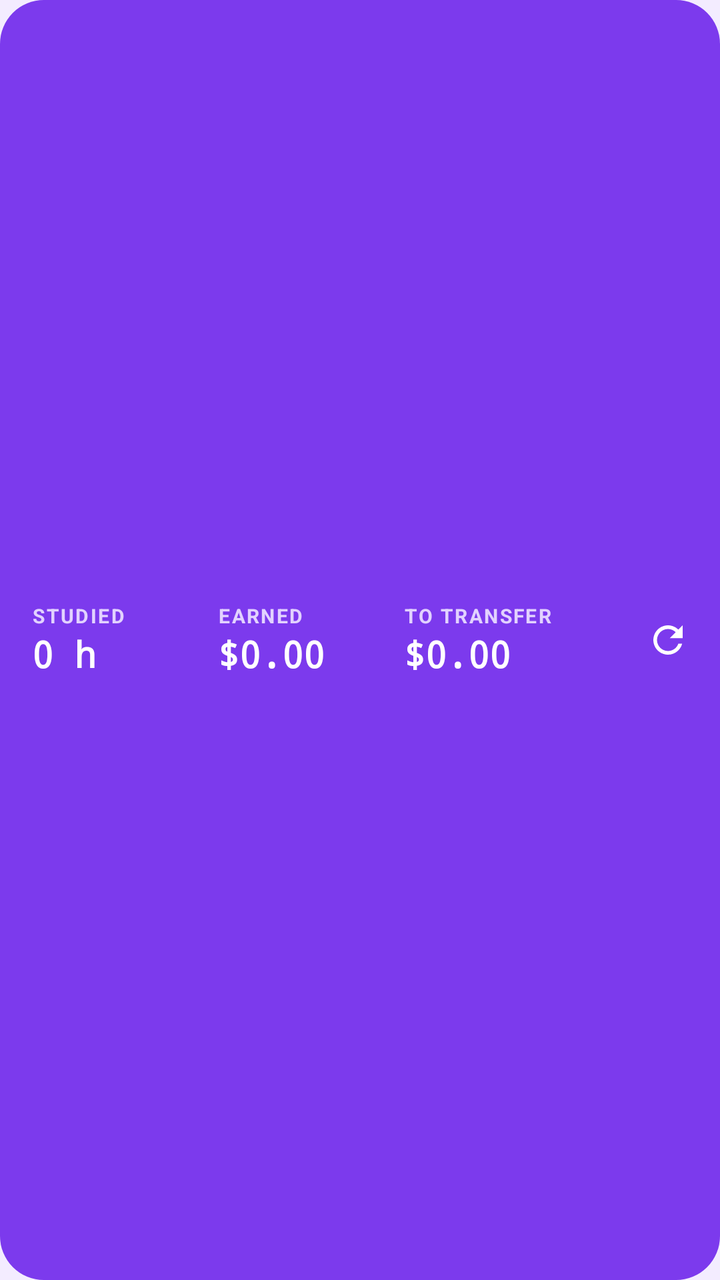
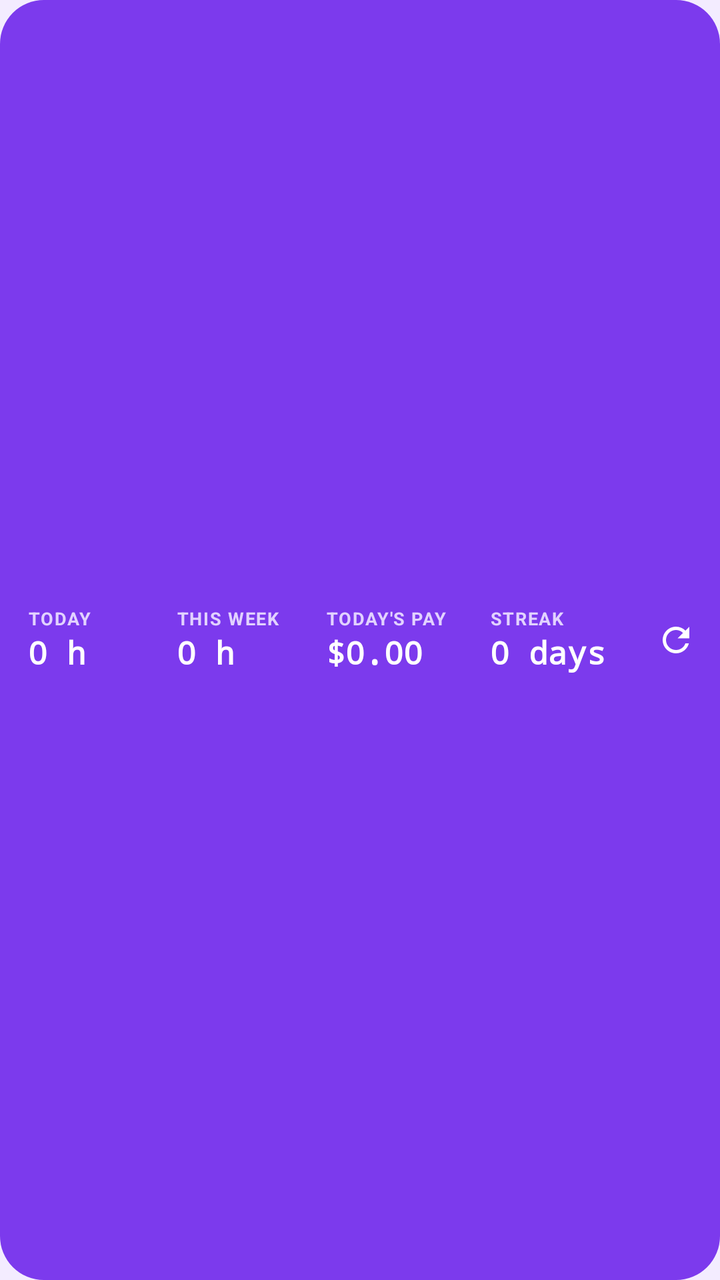

Before-and-after screenshots of an Android layout around one commit, followed by the original layout XML and the change that was made.
<!-- AndroidManifest.xml: application theme AppTheme -->
<!-- res/layout/widget_study.xml -->
<?xml version="1.0" encoding="utf-8"?>
<LinearLayout xmlns:android="http://schemas.android.com/apk/res/android"
    android:id="@+id/w_root"
    android:layout_width="match_parent"
    android:layout_height="match_parent"
    android:background="@drawable/widget_bg"
    android:gravity="center_vertical"
    android:orientation="horizontal"
    android:paddingStart="16dp"
    android:paddingTop="8dp"
    android:paddingEnd="6dp"
    android:paddingBottom="8dp">

    <LinearLayout
        android:layout_width="0dp"
        android:layout_height="wrap_content"
        android:layout_weight="1"
        android:orientation="vertical">

        <TextView
            android:layout_width="wrap_content"
            android:layout_height="wrap_content"
            android:letterSpacing="0.08"
            android:text="STUDIED"
            android:textColor="@color/widget_label"
            android:textSize="10sp"
            android:textStyle="bold" />

        <TextView
            android:id="@+id/w_hours"
            android:layout_width="wrap_content"
            android:layout_height="wrap_content"
            android:fontFamily="monospace"
            android:maxLines="1"
            android:text="0 h"
            android:textColor="@color/widget_value"
            android:textSize="18sp"
            android:textStyle="bold" />
    </LinearLayout>

    <LinearLayout
        android:layout_width="0dp"
        android:layout_height="wrap_content"
        android:layout_weight="1"
        android:orientation="vertical">

        <TextView
            android:layout_width="wrap_content"
            android:layout_height="wrap_content"
            android:letterSpacing="0.08"
            android:text="EARNED"
            android:textColor="@color/widget_label"
            android:textSize="10sp"
            android:textStyle="bold" />

        <TextView
            android:id="@+id/w_earned"
            android:layout_width="wrap_content"
            android:layout_height="wrap_content"
            android:fontFamily="monospace"
            android:maxLines="1"
            android:text="$0.00"
            android:textColor="@color/widget_value"
            android:textSize="18sp"
            android:textStyle="bold" />
    </LinearLayout>

    <LinearLayout
        android:layout_width="0dp"
        android:layout_height="wrap_content"
        android:layout_weight="1.2"
        android:orientation="vertical">

        <TextView
            android:id="@+id/w_avail_label"
            android:layout_width="wrap_content"
            android:layout_height="wrap_content"
            android:letterSpacing="0.08"
            android:maxLines="1"
            android:ellipsize="end"
            android:text="TO TRANSFER"
            android:textColor="@color/widget_label"
            android:textSize="10sp"
            android:textStyle="bold" />

        <TextView
            android:id="@+id/w_avail"
            android:layout_width="wrap_content"
            android:layout_height="wrap_content"
            android:fontFamily="monospace"
            android:maxLines="1"
            android:text="$0.00"
            android:textColor="@color/widget_value"
            android:textSize="18sp"
            android:textStyle="bold" />
    </LinearLayout>

    <ImageView
        android:id="@+id/w_refresh"
        android:layout_width="40dp"
        android:layout_height="40dp"
        android:contentDescription="Sync with Toggl"
        android:padding="9dp"
        android:src="@drawable/ic_refresh" />
</LinearLayout>
<!-- resources referenced by this layout -->
<resources>
  <color name="widget_label">#E2D2FF</color>
  <color name="widget_value">#FFFFFF</color>
  <!-- drawable ic_refresh (drawable) -->
  <?xml version="1.0" encoding="utf-8"?>
  <vector xmlns:android="http://schemas.android.com/apk/res/android"
      android:width="24dp"
      android:height="24dp"
      android:viewportWidth="24"
      android:viewportHeight="24">
      <path
          android:fillColor="@color/widget_value"
          android:pathData="M17.65,6.35C16.2,4.9 14.21,4 12,4c-4.42,0 -7.99,3.58 -7.99,8s3.57,8 7.99,8c3.73,0 6.84,-2.55 7.73,-6h-2.08c-0.82,2.33 -3.04,4 -5.65,4 -3.31,0 -6,-2.69 -6,-6s2.69,-6 6,-6c1.66,0 3.14,0.69 4.22,1.78L13,11h7V4l-2.35,2.35z" />
  </vector>
  <!-- drawable widget_bg (drawable) -->
  <?xml version="1.0" encoding="utf-8"?>
  <shape xmlns:android="http://schemas.android.com/apk/res/android" android:shape="rectangle">
      <solid android:color="@color/widget_bg" />
      <corners android:radius="22dp" />
  </shape>
  <style name="AppTheme" parent="android:Theme.Material.Light.NoActionBar">
          <item name="android:windowBackground">@color/paper</item>
          <item name="android:statusBarColor">@color/paper</item>
          <item name="android:navigationBarColor">@color/paper</item>
          <item name="android:windowLightStatusBar">true</item>
      </style>
  <color name="widget_bg">#7C3AED</color>
  <color name="paper">#F3ECFF</color>
</resources>

<!-- the commit's change to res/layout/widget_study.xml (unified diff, before → after) -->
@@ -6,9 +6,9 @@
     android:background="@drawable/widget_bg"
     android:gravity="center_vertical"
     android:orientation="horizontal"
-    android:paddingStart="16dp"
+    android:paddingStart="14dp"
     android:paddingTop="8dp"
-    android:paddingEnd="6dp"
+    android:paddingEnd="4dp"
     android:paddingBottom="8dp">
 
     <LinearLayout
@@ -18,23 +18,26 @@
         android:orientation="vertical">
 
         <TextView
+            android:id="@+id/w_today_label"
             android:layout_width="wrap_content"
             android:layout_height="wrap_content"
-            android:letterSpacing="0.08"
-            android:text="STUDIED"
+            android:ellipsize="end"
+            android:letterSpacing="0.06"
+            android:maxLines="1"
+            android:text="TODAY"
             android:textColor="@color/widget_label"
-            android:textSize="10sp"
+            android:textSize="9sp"
             android:textStyle="bold" />
 
         <TextView
-            android:id="@+id/w_hours"
+            android:id="@+id/w_today"
             android:layout_width="wrap_content"
             android:layout_height="wrap_content"
             android:fontFamily="monospace"
             android:maxLines="1"
             android:text="0 h"
             android:textColor="@color/widget_value"
-            android:textSize="18sp"
+            android:textSize="16sp"
             android:textStyle="bold" />
     </LinearLayout>
 
@@ -47,59 +50,89 @@
         <TextView
             android:layout_width="wrap_content"
             android:layout_height="wrap_content"
-            android:letterSpacing="0.08"
-            android:text="EARNED"
+            android:ellipsize="end"
+            android:letterSpacing="0.06"
+            android:maxLines="1"
+            android:text="THIS WEEK"
             android:textColor="@color/widget_label"
-            android:textSize="10sp"
+            android:textSize="9sp"
             android:textStyle="bold" />
 
         <TextView
-            android:id="@+id/w_earned"
+            android:id="@+id/w_week"
+            android:layout_width="wrap_content"
+            android:layout_height="wrap_content"
+            android:fontFamily="monospace"
+            android:maxLines="1"
+            android:text="0 h"
+            android:textColor="@color/widget_value"
+            android:textSize="16sp"
+            android:textStyle="bold" />
+    </LinearLayout>
+
+    <LinearLayout
+        android:layout_width="0dp"
+        android:layout_height="wrap_content"
+        android:layout_weight="1.1"
+        android:orientation="vertical">
+
+        <TextView
+            android:layout_width="wrap_content"
+            android:layout_height="wrap_content"
+            android:ellipsize="end"
+            android:letterSpacing="0.06"
+            android:maxLines="1"
+            android:text="TODAY\'S PAY"
+            android:textColor="@color/widget_label"
+            android:textSize="9sp"
+            android:textStyle="bold" />
+
+        <TextView
+            android:id="@+id/w_pay"
             android:layout_width="wrap_content"
             android:layout_height="wrap_content"
             android:fontFamily="monospace"
             android:maxLines="1"
             android:text="$0.00"
             android:textColor="@color/widget_value"
-            android:textSize="18sp"
+            android:textSize="16sp"
             android:textStyle="bold" />
     </LinearLayout>
 
     <LinearLayout
         android:layout_width="0dp"
         android:layout_height="wrap_content"
-        android:layout_weight="1.2"
+        android:layout_weight="1"
         android:orientation="vertical">
 
         <TextView
-            android:id="@+id/w_avail_label"
             android:layout_width="wrap_content"
             android:layout_height="wrap_content"
-            android:letterSpacing="0.08"
+            android:ellipsize="end"
+            android:letterSpacing="0.06"
             android:maxLines="1"
-            android:ellipsize="end"
-            android:text="TO TRANSFER"
+            android:text="STREAK"
             android:textColor="@color/widget_label"
-            android:textSize="10sp"
+            android:textSize="9sp"
             android:textStyle="bold" />
 
         <TextView
-            android:id="@+id/w_avail"
+            android:id="@+id/w_streak"
             android:layout_width="wrap_content"
             android:layout_height="wrap_content"
             android:fontFamily="monospace"
             android:maxLines="1"
-            android:text="$0.00"
+            android:text="0 days"
             android:textColor="@color/widget_value"
-            android:textSize="18sp"
+            android:textSize="16sp"
             android:textStyle="bold" />
     </LinearLayout>
 
     <ImageView
         android:id="@+id/w_refresh"
-        android:layout_width="40dp"
-        android:layout_height="40dp"
+        android:layout_width="36dp"
+        android:layout_height="36dp"
         android:contentDescription="Sync with Toggl"
-        android:padding="9dp"
+        android:padding="8dp"
         android:src="@drawable/ic_refresh" />
 </LinearLayout>
